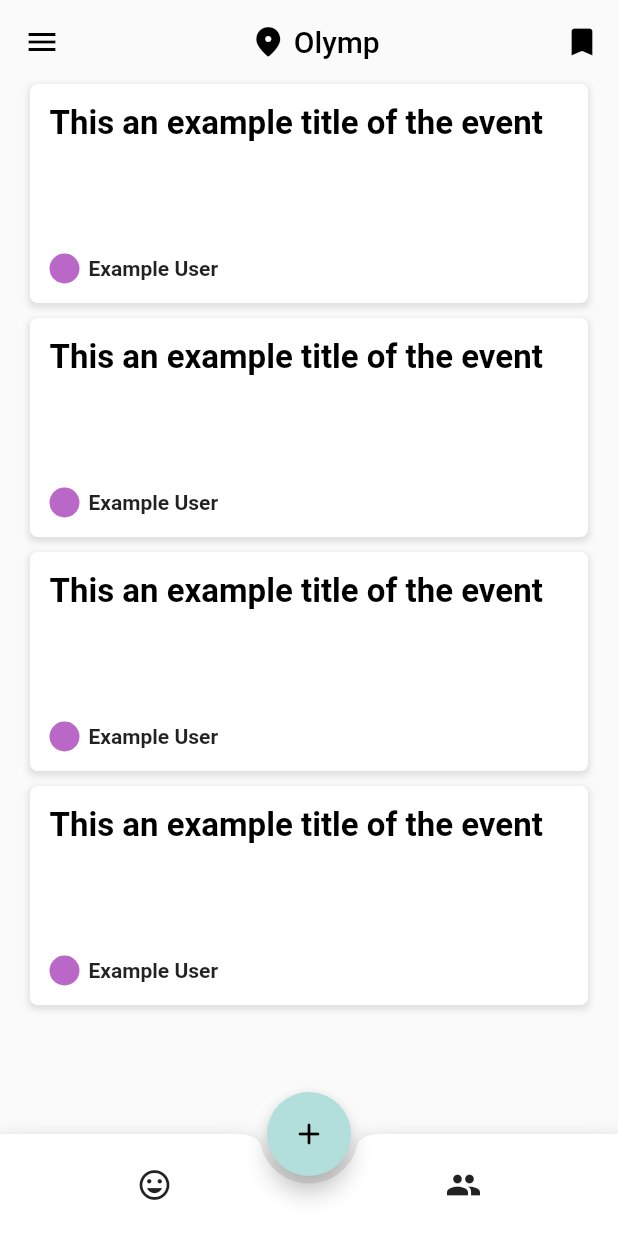
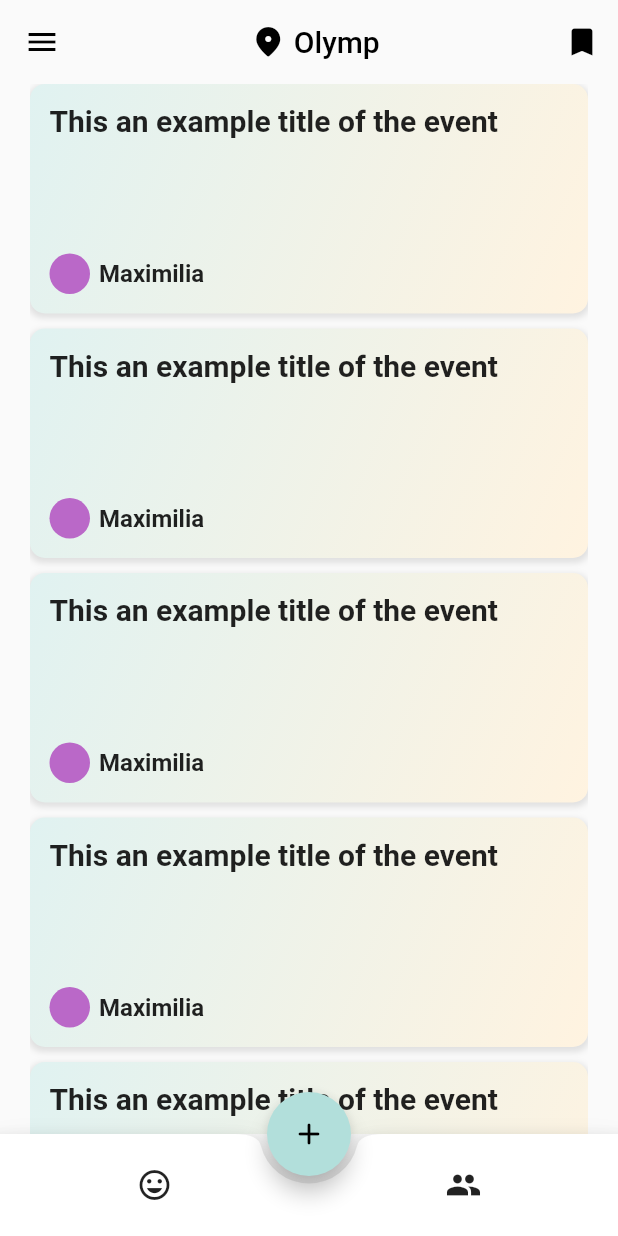
Before and after one commit to tim200002/fingerfunke-app, a Flutter app: the HomeView screen opened directly, on a phone screen of 412 x 824 dp. Run offline on Flutter 3.47's test engine with Material 2 defaults, Android fonts, the phone set to English and light mode, and no system bars; our stand-ins replace bloc, cloud_firestore, equatable, firebase_auth, firebase_core, flutter_bloc and 4 more; accounts and stored records are empty; Roboto replaces fonts that are missing (Calistoga).

Commit message:
worked on post page

```diff
--- a/lib/routes.dart
+++ b/lib/routes.dart
@@ -1,10 +1,17 @@
 import 'package:fingerfunke_app/view/my_account/view/my_account_page.dart';
+import 'package:fingerfunke_app/view/post/post_page.dart';
 import 'package:fingerfunke_app/view/saved/view/saved_page.dart';
 
 /// this variable holds the global routes that can be used within the app
 /// the widgets used with this routing should end with the suffix 'Page' to
 /// clarify how they're used
+
+const savedRoute = "/saved";
+const accountRoute = "/account";
+const postRoute = "/post";
+
 final routes = {
-  '/saved': (context) => const SavedPage(),
-  '/account': (context) => const MyAccountPage(),
+  savedRoute: (context) => const SavedPage(),
+  accountRoute: (context) => const MyAccountPage(),
+  postRoute: (context) => const PostPage()
 };
--- a/lib/utils/app_theme.dart
+++ b/lib/utils/app_theme.dart
@@ -1,4 +1,5 @@
 import 'package:flutter/material.dart';
+import 'package:google_fonts/google_fonts.dart';
 
 class AppTheme {
   static final mainTheme = ThemeData(
@@ -19,11 +20,14 @@ class AppTheme {
           primary: Colors.red,
           secondary: Colors.teal[100]!,
           onSecondary: Colors.black),
-      textTheme: TextTheme(
+      textTheme: const TextTheme(
           headline3: TextStyle(
               fontWeight: FontWeight.bold, fontSize: 26, color: Colors.black),
           headline4: TextStyle(fontWeight: FontWeight.bold, fontSize: 22, color: Colors.black)),
       appBarTheme: const AppBarTheme(elevation: 0, centerTitle: true, backgroundColor: Colors.transparent, foregroundColor: Colors.black));
 
+  static TextStyle textStyleAccent({TextStyle? style}) =>
+      GoogleFonts.calistoga(textStyle: style);
+
   static const double PADDING_SIDE = 20;
 }
--- a/lib/utils/shared_widgets.dart
+++ /dev/null
@@ -1 +0,0 @@
-class SharedWidgets {}
--- a/lib/view/home/view/home_view.dart
+++ b/lib/view/home/view/home_view.dart
@@ -1,3 +1,4 @@
+import 'package:fingerfunke_app/routes.dart';
 import 'package:fingerfunke_app/utils/app_theme.dart';
 import 'package:fingerfunke_app/utils/dev_tools.dart';
 import 'package:fingerfunke_app/view/post_feed/view/post_feed_view.dart';
@@ -43,11 +44,11 @@ class HomeView extends StatelessWidget {
       appBar: AppBar(
         title: _DEMOPlaceIndicator(),
         leading: IconButton(
-            onPressed: () => Navigator.pushNamed(context, '/account'),
+            onPressed: () => Navigator.pushNamed(context, accountRoute),
             icon: const Icon(Icons.menu)),
         actions: [
           IconButton(
-              onPressed: () => Navigator.pushNamed(context, '/saved'),
+              onPressed: () => Navigator.pushNamed(context, savedRoute),
               icon: const Icon(Icons.bookmark_outlined))
         ],
       ),
--- a/lib/view/post_feed/view/post_feed_item_view.dart
+++ b/lib/view/post_feed/view/post_feed_item_view.dart
@@ -1,3 +1,7 @@
+import 'dart:ui';
+
+import 'package:fingerfunke_app/routes.dart';
+import 'package:fingerfunke_app/utils/app_theme.dart';
 import 'package:fingerfunke_app/utils/dev_tools.dart';
 import 'package:flutter/material.dart';
 
@@ -6,8 +10,8 @@ class PostFeedItem extends StatelessWidget {
 
   Widget _PLACEHOLDER_authorImage() {
     return Container(
-      height: 20,
-      width: 20,
+      height: 27,
+      width: 27,
       decoration: BoxDecoration(
         borderRadius: BorderRadius.circular(100),
         color: DevTools.colorPlaceholder,
@@ -18,20 +22,27 @@ class PostFeedItem extends StatelessWidget {
   Widget _authorInfo(BuildContext context) {
     return Row(mainAxisAlignment: MainAxisAlignment.start, children: [
       Padding(
-          padding: EdgeInsets.only(right: 6),
+          padding: const EdgeInsets.only(right: 6),
           child: _PLACEHOLDER_authorImage()),
-      Text(
-        "Example User",
-        style: TextStyle(fontWeight: FontWeight.bold),
+      const Text(
+        "Maximilia",
+        style: TextStyle(fontWeight: FontWeight.bold, fontSize: 16),
       )
     ]);
   }
 
   @override
   Widget build(BuildContext context) {
-    return Container(
+    return InkWell(
+      onTap: () => Navigator.pushNamed(context, postRoute),
+      child: Container(
         padding: EdgeInsets.all(13),
         decoration: BoxDecoration(
+          gradient: LinearGradient(
+              begin: Alignment.topLeft,
+              end: Alignment.bottomRight,
+              colors: [Colors.teal[50]!, Colors.orange[50]!]),
+          color: Theme.of(context).colorScheme.secondary,
           boxShadow: [
             BoxShadow(
                 color: Colors.grey[300]!,
@@ -39,8 +50,7 @@ class PostFeedItem extends StatelessWidget {
                 spreadRadius: 1,
                 blurRadius: 3)
           ],
-        borderRadius: BorderRadius.circular(5),
-        color: Colors.white,
+          borderRadius: BorderRadius.circular(10),
         ),
         margin: EdgeInsets.only(bottom: 10),
         child: Column(
@@ -51,11 +61,14 @@ class PostFeedItem extends StatelessWidget {
                 constraints: BoxConstraints(minHeight: 100),
                 child: Text(
                   "This an example title of the event",
-                style: Theme.of(context).textTheme.headline4,
+                  style: AppTheme.textStyleAccent(
+                      style:
+                          TextStyle(fontWeight: FontWeight.bold, fontSize: 20)),
                 )),
             _authorInfo(context)
           ],
         ),
+      ),
     );
   }
 }
--- a/lib/view/post_feed/view/post_feed_view.dart
+++ b/lib/view/post_feed/view/post_feed_view.dart
@@ -10,9 +10,11 @@ class PostFeedView extends StatelessWidget {
     return /* ClipRRect(
         borderRadius: BorderRadius.circular(10),
         child: */
-        ListView.builder(
-            clipBehavior: Clip.none,
-            itemCount: 4,
-            itemBuilder: (_, i) => PostFeedItem());
+        ClipRect(
+
+            child: ListView.builder(
+                clipBehavior: Clip.none,
+                itemCount: 5,
+                itemBuilder: (_, i) => PostFeedItem()));
   }
 }
--- a/pubspec.yaml
+++ b/pubspec.yaml
@@ -43,6 +43,7 @@ dependencies:
   cloud_firestore: ^2.5.3
   logger: ^1.1.0
   pin_code_fields: ^7.3.0
+  google_fonts: ^2.1.0
 
 dev_dependencies:
   flutter_test:
```
Also changed, not shown: lib/utils/util_widgets/page_screen.dart (added, +102 -0 lines), lib/view/post/post_page.dart (added, +28 -0 lines), pubspec.lock. Lines whose indentation alone changed are shown as unchanged.
